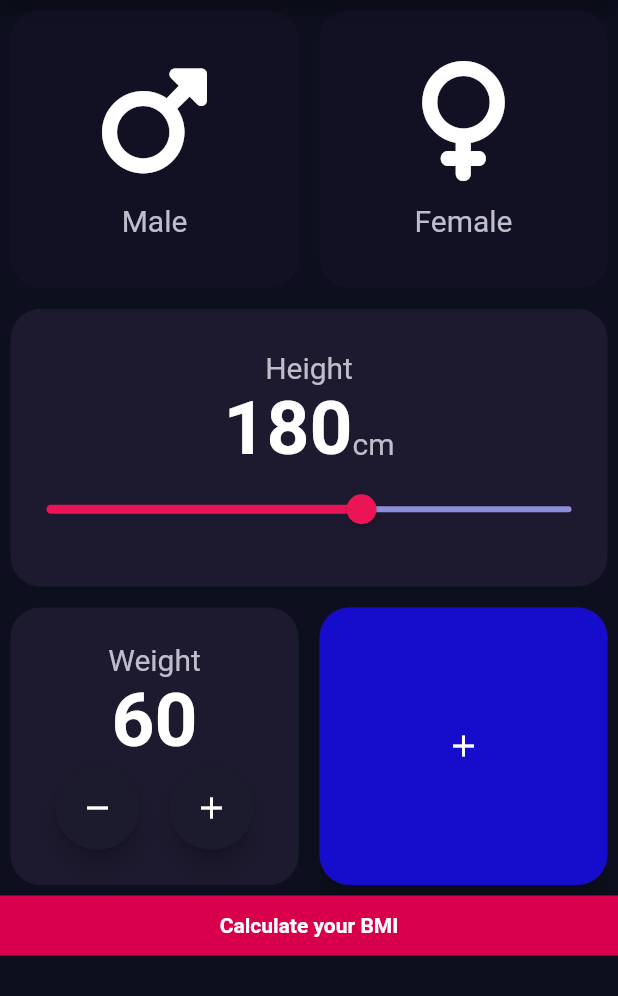
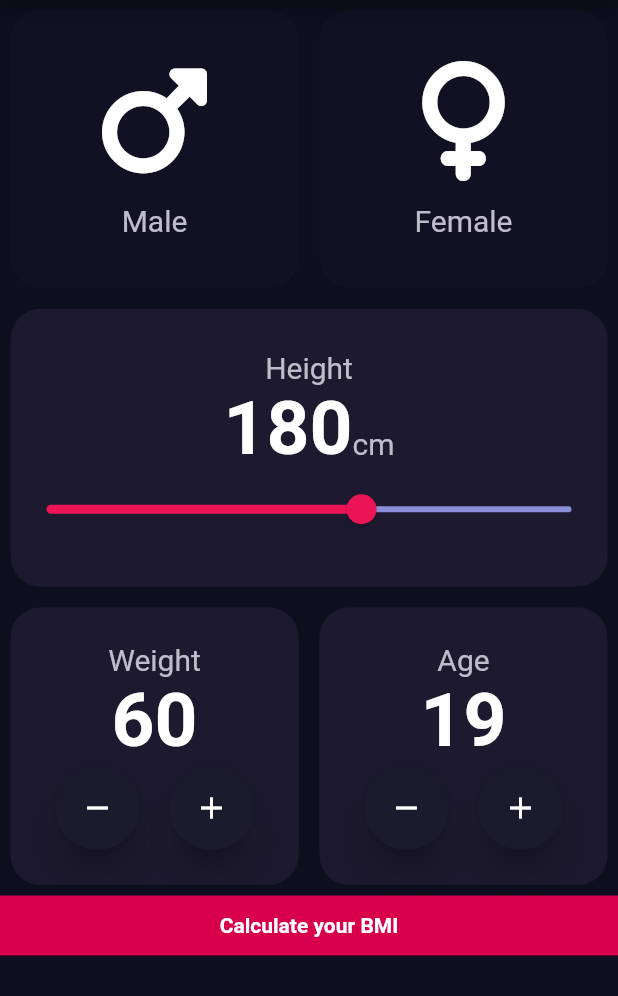
Before and after one commit to ndongchrist/flutter, a Flutter app: the screen it shows after launch, on a phone screen of 412 x 824 dp, the part 84-1080 px from its top. Run offline on Flutter 3.47's test engine with Material 2 defaults, Android fonts, the phone set to English and light mode, and no system bars; our stand-ins replace audioplayers, font_awesome_flutter, rflutter_alert.

```diff
--- a/bmicalculator/lib/InputPage.dart
+++ b/bmicalculator/lib/InputPage.dart
@@ -122,24 +122,24 @@ class _InputPageState extends State<InputPage> {
                       Row(
                         mainAxisAlignment: MainAxisAlignment.center,
                         children: [
-                            FloatingActionButton(
-                              backgroundColor: Color(0xFF1C1B2D),
-                              child: Icon(
-                                Icons.remove,
-                                color: Colors.white,
-                              ),
-                              onPressed: () {},
+                          MyButton(
+                            icon: Icons.remove,
+                            onPressed: () {
+                              setState(() {
+                                weight = weight - 1;
+                              });
+                            },
                           ),
                           SizedBox(
                             width: 20,
                           ),
-                            FloatingActionButton(
-                              backgroundColor: Color(0xFF1C1B2D),
-                              child: Icon(
-                                Icons.add,
-                                color: Colors.white,
-                              ),
-                              onPressed: () {},
+                          MyButton(
+                            icon: Icons.add,
+                            onPressed: () {
+                              setState(() {
+                                weight = weight + 1;
+                              });
+                            },
                           ),
                         ],
                       )
@@ -147,45 +147,44 @@ class _InputPageState extends State<InputPage> {
                   )),
               ReusableCard(
                 colour: Color(0xFF1D1A2F),
-                  cardChild: MyButton(icon: Icons.add),
-                  // cardChild: Column(
-                  //   mainAxisAlignment: MainAxisAlignment.center,
-                  //   children: [
-                  //     Text(
-                  //       "Age",
-                  //       style: kLabelTextStyle,
-                  //     ),
-                  //     Text(
-                  //       age.toString(),
-                  //       style: kTextStyle,
-                  //     ),
-                  //     Row(
-                  //       mainAxisAlignment: MainAxisAlignment.center,
-                  //       children: [
-                  //         FloatingActionButton(
-                  //           backgroundColor: Color(0xFF1C1B2D),
-                  //           child: Icon(
-                  //             Icons.remove,
-                  //             color: Colors.white,
-                  //           ),
-                  //           onPressed: () {},
-                  //         ),
-                  //         SizedBox(
-                  //           width: 20,
-                  //         ),
-                  //         FloatingActionButton(
-                  //           backgroundColor: Color(0xFF1C1B2D),
-                  //           child: Icon(
-                  //             Icons.add,
-                  //             color: Colors.white,
-                  //           ),
-                  //           onPressed: () {},
-                  //         ),
-                  //       ],
-                  //     )
-                  //   ],
-                  // ),
+                cardChild: Column(
+                  mainAxisAlignment: MainAxisAlignment.center,
+                  children: [
+                    Text(
+                      "Age",
+                      style: kLabelTextStyle,
                     ),
+                    Text(
+                      age.toString(),
+                      style: kTextStyle,
+                    ),
+                    Row(
+                      mainAxisAlignment: MainAxisAlignment.center,
+                      children: [
+                        MyButton(
+                          icon: Icons.remove,
+                          onPressed: () {
+                            setState(() {
+                              age = age - 1;
+                            });
+                          },
+                        ),
+                        SizedBox(
+                          width: 20,
+                        ),
+                        MyButton(
+                          icon: Icons.add,
+                          onPressed: () {
+                            setState(() {
+                              age = age + 1;
+                            });
+                          },
+                        ),
+                      ],
+                    )
+                  ],
+                ),
+              )
             ],
           ),
           Container(
@@ -200,23 +199,25 @@ class _InputPageState extends State<InputPage> {
             )),
           )
         ],
-        ));
+      ),
+    );
   }
 }
 
 class MyButton extends StatelessWidget {
-  MyButton({this.icon});
+  MyButton({this.icon, required this.onPressed});
   final IconData? icon;
+  final VoidCallback onPressed;
 
   @override
   Widget build(BuildContext context) {
     return RawMaterialButton(
-      onPressed: () {},
-      elevation: 6.0,
+      onPressed: onPressed,
+      shape: CircleBorder(),
+      child: Icon(icon),
+      fillColor: Color(0xFF1C1B2D),
+      elevation: 10.0,
       constraints: BoxConstraints.tightFor(height: 56, width: 56),
-      shape: RoundedRectangleBorder(borderRadius: BorderRadius.circular(20)),
-      child: Icon(icon),
-      fillColor: Color.fromARGB(255, 22, 12, 204),
     );
   }
 }
```
Lines whose indentation alone changed are shown as unchanged.
